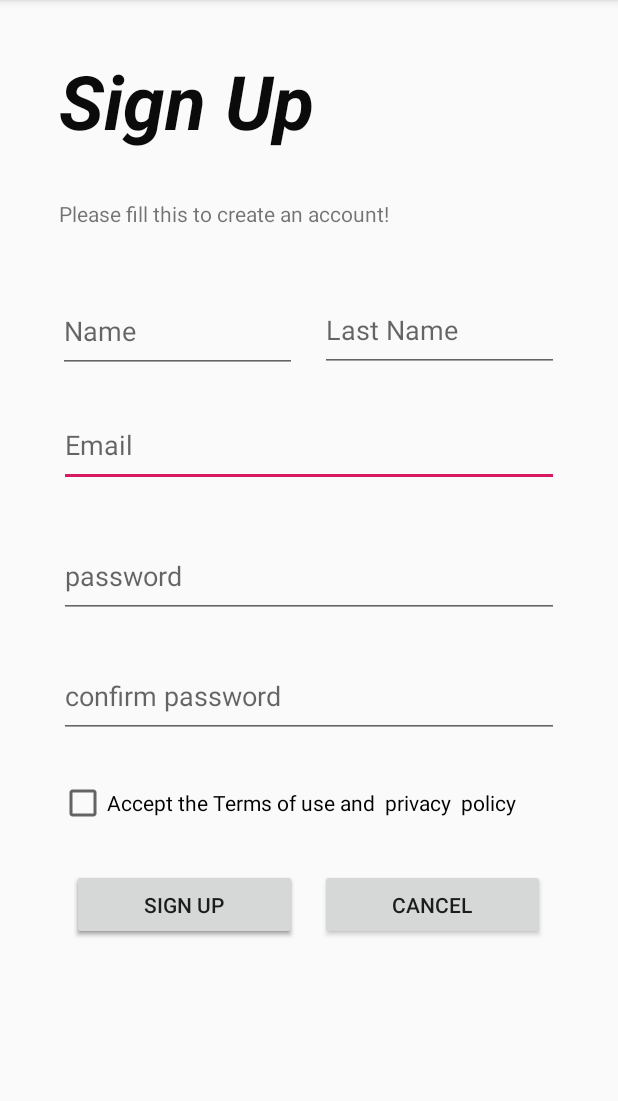
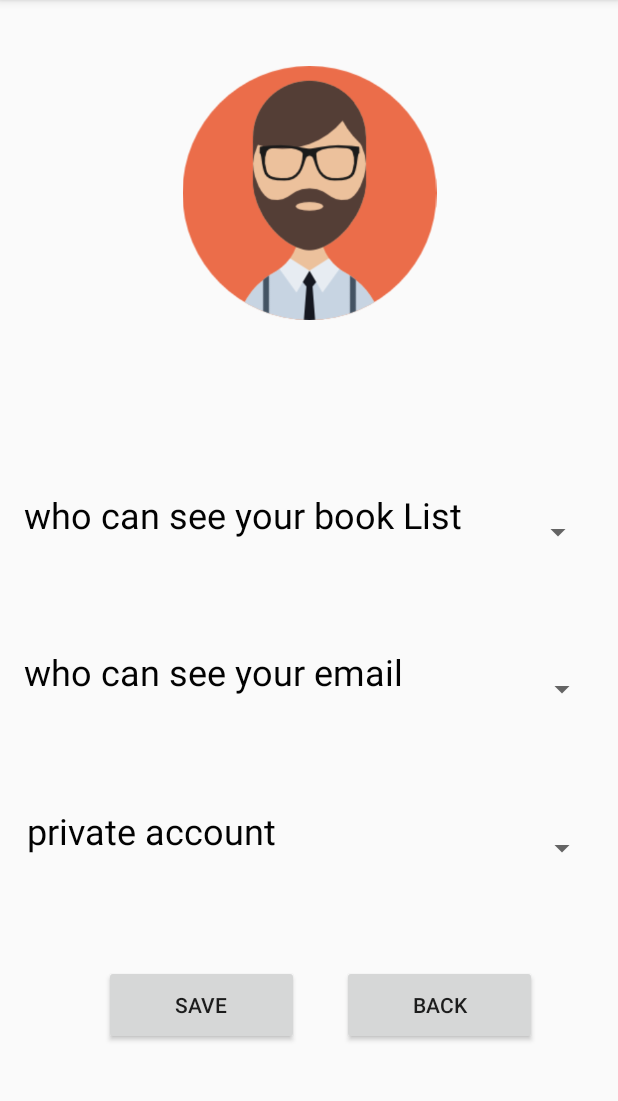
Before and after one commit to WijekoonSR/Cryton, an Android app: the screen it shows after launch (user_manager before the commit, user_manager_view_privacy after it), after a tap on "SIGN UP", on a phone screen of 412 x 824 dp, the part 84-1185 px from its top. Run offline under Robolectric (Android 15) with nearby library versions, the phone set to English and light mode, and no system bars.

Commit message:
adding spinning buttons and privacy

```diff
--- a/app/src/main/AndroidManifest.xml
+++ b/app/src/main/AndroidManifest.xml
@@ -9,7 +9,8 @@
         android:roundIcon="@mipmap/ic_launcher_round"
         android:supportsRtl="true"
         android:theme="@style/AppTheme">
-        <activity android:name=".request_book_view"></activity>
+        <activity android:name=".user_manager_view_privacy"></activity>
+        <activity android:name=".request_book_view" />
         <activity android:name=".user_manager_view_acc" />
         <activity android:name=".request_books_manager" />
         <activity android:name=".feedback_manager" />
--- a/app/src/main/java/com/application/ultimatee_bookreader/MainActivity.java
+++ b/app/src/main/java/com/application/ultimatee_bookreader/MainActivity.java
@@ -20,7 +20,7 @@ public class MainActivity extends AppCompatActivity {
    button.setOnClickListener(new View.OnClickListener() {
        @Override
        public void onClick(View view) {
-           Intent i = new Intent(MainActivity.this,user_manager.class);
+           Intent i = new Intent(MainActivity.this,user_manager_view_privacy.class);
            startActivity(i);
        //hhh
        }
--- /dev/null
+++ b/app/src/main/java/com/application/ultimatee_bookreader/user_manager_view_privacy.java
@@ -0,0 +1,60 @@
+package com.application.ultimatee_bookreader;
+
+import androidx.appcompat.app.AppCompatActivity;
+
+import android.os.Bundle;
+import android.view.View;
+import android.widget.AdapterView;
+import android.widget.ArrayAdapter;
+import android.widget.Spinner;
+import android.widget.Toast;
+
+public class user_manager_view_privacy extends AppCompatActivity implements AdapterView.OnItemSelectedListener {
+private Spinner spinner;
+private Spinner spinner2;
+    @Override
+    protected void onCreate(Bundle savedInstanceState) {
+        super.onCreate(savedInstanceState);
+        setContentView(R.layout.activity_user_manager_view_privacy);
+
+
+//Spinner 1
+    Spinner sp = findViewById(R.id.view_acc_privacy_spinner);
+    ArrayAdapter<CharSequence> ad = ArrayAdapter.createFromResource(this,R.array.privacy,android.R.layout.simple_spinner_item);
+    ad.setDropDownViewResource(android.R.layout.simple_spinner_dropdown_item);
+    sp.setAdapter(ad);
+    sp.setOnItemSelectedListener(this);
+
+
+ //spinner 2
+        //spinner 2
+
+        Spinner sp2 = findViewById(R.id.view_acc_privacy_spinner2);
+        ArrayAdapter<CharSequence> ad2 = ArrayAdapter.createFromResource(this,R.array.privacy,android.R.layout.simple_spinner_item);
+        ad2.setDropDownViewResource(android.R.layout.simple_spinner_dropdown_item);
+        sp2.setAdapter(ad);
+        sp2.setOnItemSelectedListener(this);
+
+  //spinner 3
+
+        Spinner sp3 = findViewById(R.id.view_acc_privacy_spinner3);
+        ArrayAdapter<CharSequence> ad3 = ArrayAdapter.createFromResource(this,R.array.privacy_option,android.R.layout.simple_spinner_item);
+        ad.setDropDownViewResource(android.R.layout.simple_spinner_dropdown_item);
+        sp3.setAdapter(ad3);
+        sp3.setOnItemSelectedListener(this);
+    }
+
+    @Override
+    public void onItemSelected(AdapterView<?> adapterView , View view, int i, long l) {
+        String text = adapterView.getItemAtPosition(i).toString();
+        Toast.makeText(adapterView.getContext(), text,Toast.LENGTH_SHORT).show();
+    }
+
+    @Override
+    public void onNothingSelected(AdapterView<?> adapterView) {
+
+    }
+
+
+
+}
--- /dev/null
+++ b/app/src/main/res/layout/activity_user_manager_view_privacy.xml
@@ -0,0 +1,173 @@
+<?xml version="1.0" encoding="utf-8"?>
+<androidx.constraintlayout.widget.ConstraintLayout xmlns:android="http://schemas.android.com/apk/res/android"
+    xmlns:app="http://schemas.android.com/apk/res-auto"
+    xmlns:tools="http://schemas.android.com/tools"
+    android:layout_width="match_parent"
+    android:layout_height="match_parent"
+    tools:context=".user_manager_view_privacy">
+
+    <Button
+        android:id="@+id/btn_back"
+        android:layout_width="130dp"
+        android:layout_height="53dp"
+        android:layout_marginStart="8dp"
+        android:layout_marginLeft="8dp"
+        android:layout_marginTop="8dp"
+        android:layout_marginEnd="8dp"
+        android:layout_marginRight="8dp"
+        android:layout_marginBottom="8dp"
+        android:text="Back"
+        app:layout_constraintBottom_toBottomOf="parent"
+        app:layout_constraintEnd_toEndOf="parent"
+        app:layout_constraintHorizontal_bias="0.826"
+        app:layout_constraintStart_toStartOf="parent"
+        app:layout_constraintTop_toTopOf="parent"
+        app:layout_constraintVertical_bias="0.909" />
+
+    <Button
+        android:id="@+id/btn_save"
+        android:layout_width="130dp"
+        android:layout_height="53dp"
+        android:layout_marginStart="8dp"
+        android:layout_marginLeft="8dp"
+        android:layout_marginTop="8dp"
+        android:layout_marginEnd="8dp"
+        android:layout_marginRight="8dp"
+        android:layout_marginBottom="8dp"
+        android:text="save"
+        app:layout_constraintBottom_toBottomOf="parent"
+        app:layout_constraintEnd_toEndOf="parent"
+        app:layout_constraintHorizontal_bias="0.23"
+        app:layout_constraintStart_toStartOf="parent"
+        app:layout_constraintTop_toTopOf="parent"
+        app:layout_constraintVertical_bias="0.909" />
+
+    <TextView
+        android:id="@+id/view_account_privacy_email"
+        android:layout_width="339dp"
+        android:layout_height="56dp"
+        android:layout_marginStart="8dp"
+        android:layout_marginLeft="8dp"
+        android:layout_marginTop="8dp"
+        android:layout_marginEnd="8dp"
+        android:layout_marginRight="8dp"
+        android:layout_marginBottom="8dp"
+        android:text="who can see your email"
+        android:textColor="#FD000000"
+        android:textSize="24sp"
+        app:layout_constraintBottom_toBottomOf="parent"
+        app:layout_constraintEnd_toEndOf="parent"
+        app:layout_constraintHorizontal_bias="0.142"
+        app:layout_constraintStart_toStartOf="parent"
+        app:layout_constraintTop_toTopOf="parent"
+        app:layout_constraintVertical_bias="0.608" />
+
+    <TextView
+        android:id="@+id/view_account_privacy_pri_account"
+        android:layout_width="339dp"
+        android:layout_height="56dp"
+        android:layout_marginStart="8dp"
+        android:layout_marginLeft="8dp"
+        android:layout_marginTop="8dp"
+        android:layout_marginEnd="8dp"
+        android:layout_marginRight="8dp"
+        android:layout_marginBottom="8dp"
+        android:text="private account"
+        android:textColor="#FD000000"
+        android:textSize="24sp"
+        app:layout_constraintBottom_toBottomOf="parent"
+        app:layout_constraintEnd_toEndOf="parent"
+        app:layout_constraintHorizontal_bias="0.178"
+        app:layout_constraintStart_toStartOf="parent"
+        app:layout_constraintTop_toTopOf="parent"
+        app:layout_constraintVertical_bias="0.761" />
+
+    <TextView
+        android:id="@+id/view_account_privacy2"
+        android:layout_width="339dp"
+        android:layout_height="56dp"
+        android:layout_marginStart="8dp"
+        android:layout_marginLeft="8dp"
+        android:layout_marginTop="8dp"
+        android:layout_marginEnd="8dp"
+        android:layout_marginRight="8dp"
+        android:layout_marginBottom="8dp"
+        android:text="who can see your book List"
+        android:textColor="#FD000000"
+        android:textSize="24sp"
+        app:layout_constraintBottom_toBottomOf="parent"
+        app:layout_constraintEnd_toEndOf="parent"
+        app:layout_constraintHorizontal_bias="0.142"
+        app:layout_constraintStart_toStartOf="parent"
+        app:layout_constraintTop_toTopOf="parent"
+        app:layout_constraintVertical_bias="0.458" />
+
+    <ImageView
+        android:id="@+id/imageView6"
+        android:layout_width="179dp"
+        android:layout_height="169dp"
+        android:layout_marginStart="8dp"
+        android:layout_marginLeft="8dp"
+        android:layout_marginTop="8dp"
+        android:layout_marginEnd="8dp"
+        android:layout_marginRight="8dp"
+        android:layout_marginBottom="8dp"
+        app:layout_constraintBottom_toBottomOf="parent"
+        app:layout_constraintEnd_toEndOf="parent"
+        app:layout_constraintStart_toStartOf="parent"
+        app:layout_constraintTop_toTopOf="parent"
+        app:layout_constraintVertical_bias="0.062"
+        app:srcCompat="@drawable/man" />
+
+    <Spinner
+        android:id="@+id/view_acc_privacy_spinner"
+        android:layout_width="36dp"
+        android:layout_height="56dp"
+        android:layout_marginStart="8dp"
+        android:layout_marginLeft="8dp"
+        android:layout_marginTop="8dp"
+        android:layout_marginEnd="8dp"
+        android:layout_marginRight="8dp"
+        android:layout_marginBottom="8dp"
+        app:layout_constraintBottom_toBottomOf="parent"
+        app:layout_constraintEnd_toEndOf="parent"
+        app:layout_constraintHorizontal_bias="0.977"
+        app:layout_constraintStart_toStartOf="parent"
+        app:layout_constraintTop_toTopOf="parent"
+        app:layout_constraintVertical_bias="0.458" />
+
+    <Spinner
+        android:id="@+id/view_acc_privacy_spinner2"
+        android:layout_width="39dp"
+        android:layout_height="56dp"
+        android:layout_marginStart="8dp"
+        android:layout_marginLeft="8dp"
+        android:layout_marginTop="8dp"
+        android:layout_marginEnd="8dp"
+        android:layout_marginRight="8dp"
+        android:layout_marginBottom="8dp"
+        app:layout_constraintBottom_toBottomOf="parent"
+        app:layout_constraintEnd_toEndOf="parent"
+        app:layout_constraintHorizontal_bias="0.985"
+        app:layout_constraintStart_toStartOf="parent"
+        app:layout_constraintTop_toTopOf="parent"
+        app:layout_constraintVertical_bias="0.608" />
+
+    <Spinner
+        android:id="@+id/view_acc_privacy_spinner3"
+        android:layout_width="39dp"
+        android:layout_height="56dp"
+        android:layout_marginStart="8dp"
+        android:layout_marginLeft="8dp"
+        android:layout_marginTop="8dp"
+        android:layout_marginEnd="8dp"
+        android:layout_marginRight="8dp"
+        android:layout_marginBottom="8dp"
+        app:layout_constraintBottom_toBottomOf="parent"
+        app:layout_constraintEnd_toEndOf="parent"
+        app:layout_constraintHorizontal_bias="0.985"
+        app:layout_constraintStart_toStartOf="parent"
+        app:layout_constraintTop_toTopOf="parent"
+        app:layout_constraintVertical_bias="0.761" />
+
+</androidx.constraintlayout.widget.ConstraintLayout>
--- a/app/src/main/res/layout/activity_user_manager_view_securtity.xml
+++ b/app/src/main/res/layout/activity_user_manager_view_securtity.xml
@@ -6,8 +6,26 @@
     android:layout_height="match_parent"
     tools:context=".user_manager_view_securtity">
 
+    <Button
+        android:id="@+id/btn_back"
+        android:layout_width="130dp"
+        android:layout_height="53dp"
+        android:layout_marginStart="8dp"
+        android:layout_marginLeft="8dp"
+        android:layout_marginTop="8dp"
+        android:layout_marginEnd="8dp"
+        android:layout_marginRight="8dp"
+        android:layout_marginBottom="8dp"
+        android:text="Back"
+        app:layout_constraintBottom_toBottomOf="parent"
+        app:layout_constraintEnd_toEndOf="parent"
+        app:layout_constraintHorizontal_bias="0.498"
+        app:layout_constraintStart_toStartOf="parent"
+        app:layout_constraintTop_toTopOf="parent"
+        app:layout_constraintVertical_bias="0.845" />
+
     <TextView
-        android:id="@+id/view_security2"
+        android:id="@+id/view_security_password"
         android:layout_width="339dp"
         android:layout_height="56dp"
         android:layout_marginStart="8dp"
@@ -16,7 +34,26 @@
         android:layout_marginEnd="8dp"
         android:layout_marginRight="8dp"
         android:layout_marginBottom="8dp"
-        android:text="Two-Factor"
+        android:text="Change password"
+        android:textColor="#FD000000"
+        android:textSize="24sp"
+        app:layout_constraintBottom_toBottomOf="parent"
+        app:layout_constraintEnd_toEndOf="parent"
+        app:layout_constraintStart_toStartOf="parent"
+        app:layout_constraintTop_toTopOf="parent"
+        app:layout_constraintVertical_bias="0.596" />
+
+    <TextView
+        android:id="@+id/view_security_factor"
+        android:layout_width="339dp"
+        android:layout_height="56dp"
+        android:layout_marginStart="8dp"
+        android:layout_marginLeft="8dp"
+        android:layout_marginTop="8dp"
+        android:layout_marginEnd="8dp"
+        android:layout_marginRight="8dp"
+        android:layout_marginBottom="8dp"
+        android:text="Two-Factor Authentication"
         android:textColor="#FD000000"
         android:textSize="24sp"
         app:layout_constraintBottom_toBottomOf="parent"
--- a/app/src/main/res/values/strings.xml
+++ b/app/src/main/res/values/strings.xml
@@ -94,4 +94,23 @@
         "when a user tries to pick up one of cards.\n\n"
     </string>
     <string name="action_settings">Settings</string>
+    <string-array name ="privacy">
+
+        <item>only me</item>
+        <item>public</item>
+        <item>only frinds</item>
+
+
+
+    </string-array>
+
+    <string-array name ="privacy_option">
+
+        <item>Yes</item>
+        <item>No</item>
+
+
+
+
+    </string-array>
 </resources>
```
